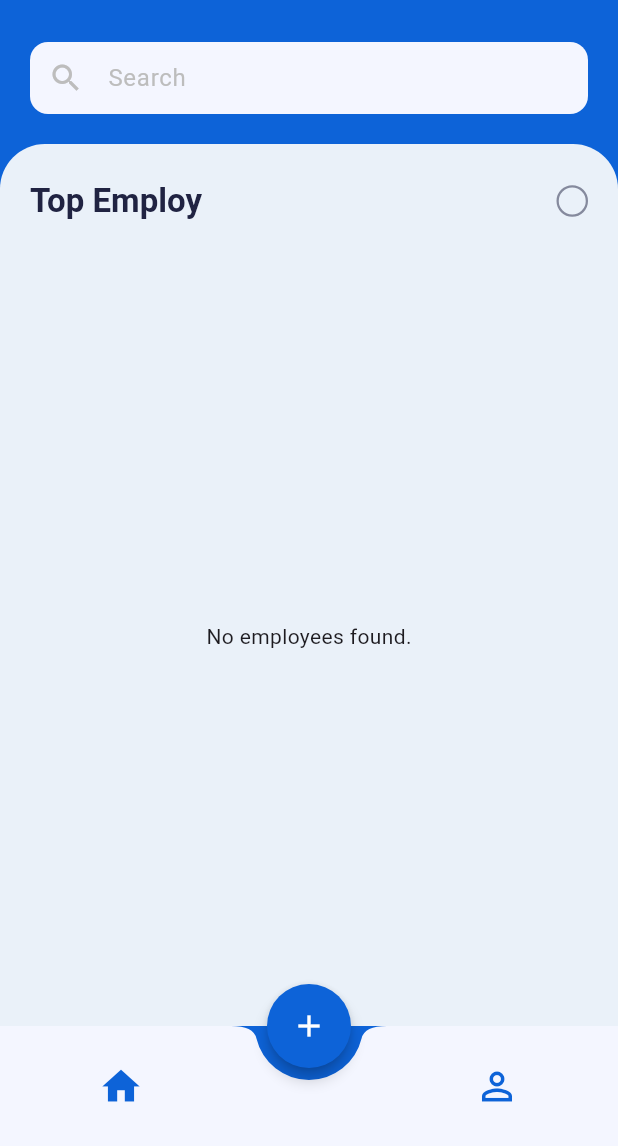
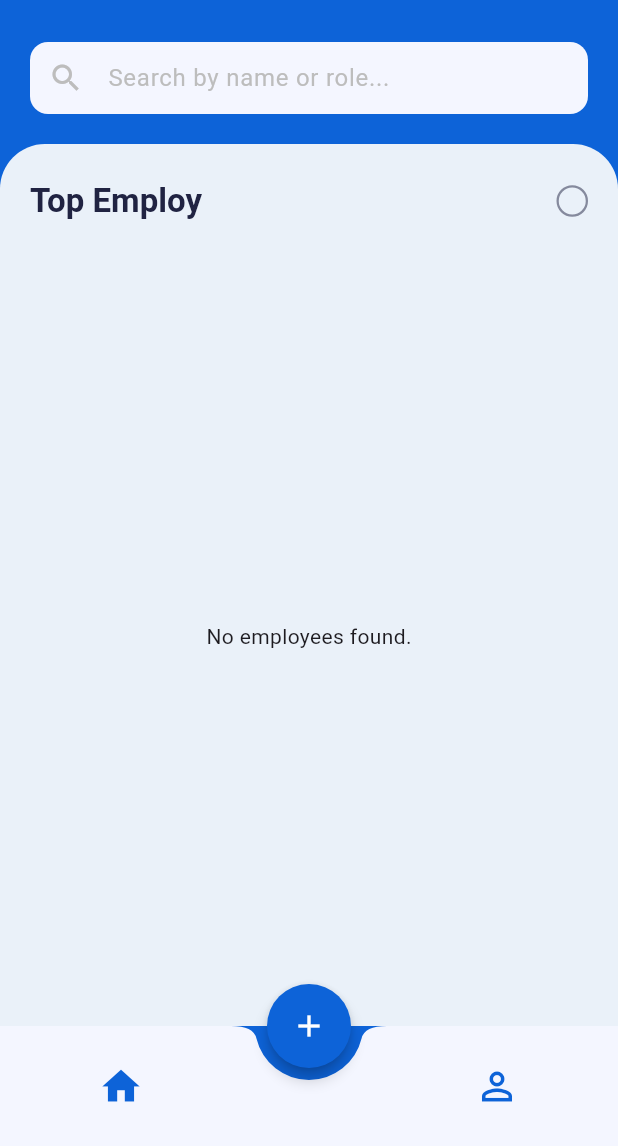
Before and after one commit to Nafly-090/EMS_SYSTEM, a Flutter app: the HomeScreen screen opened by its route, on a phone screen of 412 x 824 dp, the part 90-1236 px from its top. Run offline on Flutter 3.47's test engine with Material 3 defaults, Android fonts, the phone set to English and light mode, and no system bars; our stand-ins replace cloud_firestore, firebase_auth, firebase_core; accounts and stored records are empty; generated files the repository leaves out were written again.

```diff
--- a/lib/HomeScreen.dart
+++ b/lib/HomeScreen.dart
@@ -1,4 +1,4 @@
-
+// home.dart
 import 'package:cloud_firestore/cloud_firestore.dart';
 import 'package:firebase_auth/firebase_auth.dart';
 import 'package:flutter/material.dart';
@@ -7,12 +7,20 @@ import 'edit_employee_screen.dart';
 import 'colors.dart';
 import 'employee_model.dart';
 
-class HomeScreen extends StatelessWidget {
+// --- STEP 1: CONVERT TO A STATEFUL WIDGET ---
+class HomeScreen extends StatefulWidget {
   const HomeScreen({super.key});
 
   @override
+  State<HomeScreen> createState() => _HomeScreenState();
+}
+
+class _HomeScreenState extends State<HomeScreen> {
+  // This state variable will hold the text from the search bar.
+  String _searchQuery = '';
+
+  @override
   Widget build(BuildContext context) {
-    // THIS IS THE KEY: We check if the keyboard is visible.
     final isKeyboardVisible = MediaQuery.of(context).viewInsets.bottom > 0;
 
     return Scaffold(
@@ -21,7 +29,13 @@ class HomeScreen extends StatelessWidget {
         bottom: false,
         child: Column(
           children: [
-            _Header(),
+            _Header(
+              onSearchChanged: (query) {
+                setState(() {
+                  _searchQuery = query;
+                });
+              },
+            ),
             Expanded(
               child: Container(
                 padding: const EdgeInsets.only(top: 24.0),
@@ -37,7 +51,7 @@ class HomeScreen extends StatelessWidget {
                   children: [
                     _TopEmployeeHeader(),
                     const SizedBox(height: 16),
-                    _EmployeeList(),
+                    _EmployeeList(searchQuery: _searchQuery),
                   ],
                 ),
               ),
@@ -45,8 +59,6 @@ class HomeScreen extends StatelessWidget {
           ],
         ),
       ),
-      // --- FIX #1: Conditionally hide the FloatingActionButton ---
-      // If the keyboard is visible, the FAB will be null (hidden).
       floatingActionButton: isKeyboardVisible
           ? null
           : FloatingActionButton(
@@ -54,21 +66,23 @@ class HomeScreen extends StatelessWidget {
           Navigator.pushNamed(context, '/AddnewEmy');
         },
         backgroundColor: kPrimaryBlue,
-        // FIX #2: The default shape is a circle. This code creates a perfect circle.
-        shape: const CircleBorder(), // Explicitly define the shape as a circle.
+        shape: const CircleBorder(),
         child: const Icon(Icons.add, color: Colors.white),
         elevation: 4.0,
       ),
       floatingActionButtonLocation: FloatingActionButtonLocation.centerDocked,
-      // --- FIX #1: Conditionally hide the BottomNavigationBar ---
-      // If the keyboard is visible, the bottom navigation bar will be null (hidden).
-      bottomNavigationBar: isKeyboardVisible ? null : _BottomNavBar(),
+      bottomNavigationBar: isKeyboardVisible ? null : const _BottomNavBar(),
     );
   }
 }
 
-// --- HEADER WIDGET (No changes) ---
+// --- STEP 2: UPDATE THE HEADER WIDGET ---
 class _Header extends StatelessWidget {
+  // It now accepts a function to call when the text changes.
+  final Function(String) onSearchChanged;
+
+  const _Header({required this.onSearchChanged});
+
   @override
   Widget build(BuildContext context) {
     return Padding(
@@ -94,8 +108,11 @@ class _Header extends StatelessWidget {
           ),
           const SizedBox(height: 20),
           TextField(
+            // The onChanged property is the key here.
+            onChanged: onSearchChanged,
+            style: const TextStyle(color: kDarkBlue),
             decoration: InputDecoration(
-              hintText: 'Search',
+              hintText: 'Search by name or role...',
               hintStyle: TextStyle(color: Colors.grey.shade400),
               prefixIcon: Icon(Icons.search, color: Colors.grey.shade400),
               filled: true,
@@ -113,7 +130,61 @@ class _Header extends StatelessWidget {
   }
 }
 
-// --- "TOP EMPLOY" HEADER WIDGET (No changes) ---
+// --- STEP 3: UPDATE THE EMPLOYEE LIST WIDGET ---
+class _EmployeeList extends StatelessWidget {
+
+  final String searchQuery;
+
+  const _EmployeeList({required this.searchQuery});
+
+  @override
+  Widget build(BuildContext context) {
+    return Expanded(
+      child: StreamBuilder<QuerySnapshot>(
+        stream: FirebaseFirestore.instance.collection('Employee').snapshots(),
+        builder: (context, snapshot) {
+          if (snapshot.connectionState == ConnectionState.waiting) {
+            return const Center(child: CircularProgressIndicator());
+          }
+          if (snapshot.hasError) {
+            return Center(child: Text('Error: ${snapshot.error}'));
+          }
+          if (!snapshot.hasData || snapshot.data!.docs.isEmpty) {
+            return const Center(child: Text('No employees found.'));
+          }
+
+          final allEmployees = snapshot.data!.docs.map((doc) => Employee.fromFirestore(doc)).toList();
+
+          // If the search query is empty, show all employees.
+          // Otherwise, filter the list.
+          final filteredEmployees = searchQuery.isEmpty
+              ? allEmployees
+              : allEmployees.where((employee) {
+            final nameLower = employee.name.toLowerCase();
+            final roleLower = employee.role.toLowerCase();
+            final searchLower = searchQuery.toLowerCase();
+
+            // Return true if the name OR the role contains the search query.
+            return nameLower.contains(searchLower) || roleLower.contains(searchLower);
+          }).toList();
+
+          if (filteredEmployees.isEmpty) {
+            return const Center(child: Text('No matching employees found.'));
+          }
+
+          return ListView.builder(
+            padding: const EdgeInsets.symmetric(horizontal: 16.0),
+            itemCount: filteredEmployees.length,
+            itemBuilder: (context, index) {
+              return EmployeeCard(employee: filteredEmployees[index]);
+            },
+          );
+        },
+      ),
+    );
+  }
+}
+
 class _TopEmployeeHeader extends StatelessWidget {
   @override
   Widget build(BuildContext context) {
@@ -143,50 +214,13 @@ class _TopEmployeeHeader extends StatelessWidget {
   }
 }
 
-// --- EMPLOYEE LIST WIDGET (No changes) ---
-class _EmployeeList extends StatelessWidget {
-  @override
-  Widget build(BuildContext context) {
-    return Expanded(
-      child: StreamBuilder<QuerySnapshot>(
-        stream: FirebaseFirestore.instance.collection('Employee').snapshots(),
-        builder: (context, snapshot) {
-          if (snapshot.connectionState == ConnectionState.waiting) {
-            return const Center(child: CircularProgressIndicator());
-          }
-          if (snapshot.hasError) {
-            return Center(child: Text('Error: ${snapshot.error}'));
-          }
-          if (!snapshot.hasData || snapshot.data!.docs.isEmpty) {
-            return const Center(child: Text('No employees found.'));
-          }
-          final employees = snapshot.data!.docs.map((doc) => Employee.fromFirestore(doc)).toList();
-          return ListView.builder(
-            padding: const EdgeInsets.symmetric(horizontal: 16.0),
-            itemCount: employees.length,
-            itemBuilder: (context, index) {
-              return EmployeeCard(employee: employees[index]);
-            },
-          );
-        },
-      ),
-    );
-  }
-}
-
-
-
 class EmployeeCard extends StatelessWidget {
   final Employee employee;
   const EmployeeCard({super.key, required this.employee});
 
   Future<void> _deleteEmployee(BuildContext context, String employeeId) async {
     try {
-      // Get the document reference and delete it
       await FirebaseFirestore.instance.collection('Employee').doc(employeeId).delete();
-
-      // Show a success message
-      // Use mounted check for safety in async gaps
       if (!context.mounted) return;
       ScaffoldMessenger.of(context).showSnackBar(
         const SnackBar(
@@ -195,7 +229,6 @@ class EmployeeCard extends StatelessWidget {
         ),
       );
     } catch (e) {
-      // Show an error message if something goes wrong
       if (!context.mounted) return;
       ScaffoldMessenger.of(context).showSnackBar(
         SnackBar(
@@ -206,8 +239,6 @@ class EmployeeCard extends StatelessWidget {
     }
   }
 
-  // --- CONFIRMATION DIALOG ---
-  // This method shows the confirmation dialog before deleting.
   Future<void> _showDeleteConfirmationDialog(BuildContext context, String employeeId, String employeeName) async {
     return showDialog<void>(
       context: context,
@@ -216,26 +247,13 @@ class EmployeeCard extends StatelessWidget {
         return AlertDialog(
           backgroundColor: kDarkBlue,
           shape: RoundedRectangleBorder(borderRadius: BorderRadius.circular(12.0)),
-          title: Text(
-            'Confirm Deletion',
-            style: TextStyle(
-              color: kWhite,
-              fontSize: 20,
-              fontWeight: FontWeight.bold,
-            ),
-          ),
+          title: Text('Confirm Deletion', style: TextStyle(color: kWhite, fontSize: 20, fontWeight: FontWeight.bold)),
           content: SingleChildScrollView(
             child: ListBody(
               children: [
-                Text(
-                  'Are you sure you want to delete $employeeName?',
-                  style: TextStyle(color: kWhite, fontSize: 16),
-                ),
+                Text('Are you sure you want to delete $employeeName?', style: TextStyle(color: kWhite, fontSize: 16)),
                 const SizedBox(height: 8),
-                Text(
-                  'This action cannot be undone.',
-                  style: TextStyle(color: kGreyText, fontSize: 14),
-                ),
+                Text('This action cannot be undone.', style: TextStyle(color: kGreyText, fontSize: 14)),
               ],
             ),
           ),
@@ -247,14 +265,7 @@ class EmployeeCard extends StatelessWidget {
                 padding: const EdgeInsets.symmetric(horizontal: 16, vertical: 8),
                 shape: RoundedRectangleBorder(borderRadius: BorderRadius.circular(8.0)),
               ),
-              child: const Text(
-                'Cancel',
-                style: TextStyle(
-                  color: kWhite,
-                  fontSize: 16,
-                  fontWeight: FontWeight.w600,
-                ),
-              ),
+              child: const Text('Cancel', style: TextStyle(color: kWhite, fontSize: 16, fontWeight: FontWeight.w600)),
               onPressed: () {
                 Navigator.of(dialogContext).pop();
               },
@@ -266,14 +277,7 @@ class EmployeeCard extends StatelessWidget {
                 padding: const EdgeInsets.symmetric(horizontal: 16, vertical: 8),
                 shape: RoundedRectangleBorder(borderRadius: BorderRadius.circular(8.0)),
               ),
-              child: const Text(
-                'Delete',
-                style: TextStyle(
-                  color: Colors.red,
-                  fontSize: 16,
-                  fontWeight: FontWeight.w600,
-                ),
-              ),
+              child: const Text('Delete', style: TextStyle(color: Colors.red, fontSize: 16, fontWeight: FontWeight.w600)),
               onPressed: () {
                 Navigator.of(dialogContext).pop();
                 _deleteEmployee(context, employeeId);
@@ -334,19 +338,16 @@ class EmployeeCard extends StatelessWidget {
                         ],
                       ),
                     ),
-                    // --- THIS IS THE MODIFIED PART ---
                     Positioned(
-                      top: -12, // Adjust position to align with tap area
-                      right: -12, // Adjust position to align with tap area
+                      top: -12,
+                      right: -12,
                       child: IconButton(
                         icon: const Icon(Icons.more_horiz, color: kWhite),
                         onPressed: () {
-                          // Call the confirmation dialog when the button is pressed
                           _showDeleteConfirmationDialog(context, employee.id, employee.name);
                         },
                       ),
                     ),
-                    // --- END OF MODIFIED PART ---
                     Positioned(
                       bottom: 0,
                       right: 0,
@@ -378,7 +379,7 @@ class _BottomNavBar extends StatelessWidget {
       await FirebaseAuth.instance.signOut();
       if (!context.mounted) return;
       Navigator.of(context).pushNamedAndRemoveUntil(
-        '/login',
+        '/welcome',
             (Route<dynamic> route) => false,
       );
     } catch (e) {
@@ -400,26 +401,13 @@ class _BottomNavBar extends StatelessWidget {
         return AlertDialog(
           backgroundColor: kDarkBlue,
           shape: RoundedRectangleBorder(borderRadius: BorderRadius.circular(12.0)),
-          title: Text(
-            'Confirm Sign Out',
-            style: TextStyle(
-              color: kWhite,
-              fontSize: 20,
-              fontWeight: FontWeight.bold,
-            ),
-          ),
+          title: Text('Confirm Sign Out', style: TextStyle(color: kWhite, fontSize: 20, fontWeight: FontWeight.bold)),
           content: SingleChildScrollView(
             child: ListBody(
               children: [
-                Text(
-                  'Are you sure you want to sign out?',
-                  style: TextStyle(color: kWhite, fontSize: 16),
-                ),
+                Text('Are you sure you want to sign out?', style: TextStyle(color: kWhite, fontSize: 16)),
                 const SizedBox(height: 8),
-                Text(
-                  'You will need to log in again to access your account.',
-                  style: TextStyle(color: kGreyText, fontSize: 14),
-                ),
+                Text('You will need to log in again to access your account.', style: TextStyle(color: kGreyText, fontSize: 14)),
               ],
             ),
           ),
@@ -431,14 +419,7 @@ class _BottomNavBar extends StatelessWidget {
                 padding: const EdgeInsets.symmetric(horizontal: 16, vertical: 8),
                 shape: RoundedRectangleBorder(borderRadius: BorderRadius.circular(8.0)),
               ),
-              child: Text(
-                'Cancel',
-                style: TextStyle(
-                  color: kWhite,
-                  fontSize: 16,
-                  fontWeight: FontWeight.w600,
-                ),
-              ),
+              child: Text('Cancel', style: TextStyle(color: kWhite, fontSize: 16, fontWeight: FontWeight.w600)),
               onPressed: () {
                 Navigator.of(dialogContext).pop();
               },
@@ -450,14 +431,7 @@ class _BottomNavBar extends StatelessWidget {
                 padding: const EdgeInsets.symmetric(horizontal: 16, vertical: 8),
                 shape: RoundedRectangleBorder(borderRadius: BorderRadius.circular(8.0)),
               ),
-              child: Text(
-                'Sign Out',
-                style: TextStyle(
-                  color: Colors.red,
-                  fontSize: 16,
-                  fontWeight: FontWeight.w600,
-                ),
-              ),
+              child: Text('Sign Out', style: TextStyle(color: Colors.red, fontSize: 16, fontWeight: FontWeight.w600)),
               onPressed: () {
                 Navigator.of(dialogContext).pop();
                 _signOut(context);
--- a/lib/main.dart
+++ b/lib/main.dart
@@ -1,3 +1,4 @@
+import 'package:firebase_auth/firebase_auth.dart';
 import 'package:flutter/material.dart';
 import 'package:firebase_core/firebase_core.dart';
 import 'package:ems/WelcomeScreen.dart';
@@ -30,7 +31,7 @@ class MyApp extends StatelessWidget {
     return MaterialApp(
       title: 'EMS System',
       debugShowCheckedModeBanner: false,
-      initialRoute: '/home', // Set the initial route
+      initialRoute: FirebaseAuth.instance.currentUser != null ? '/home' : '/welcome',
       routes: {
         '/welcome': (context) => const WelcomeScreen(),
         '/login': (context) => const LoginScreen(),
```
Also changed, not shown: 1 other file.
